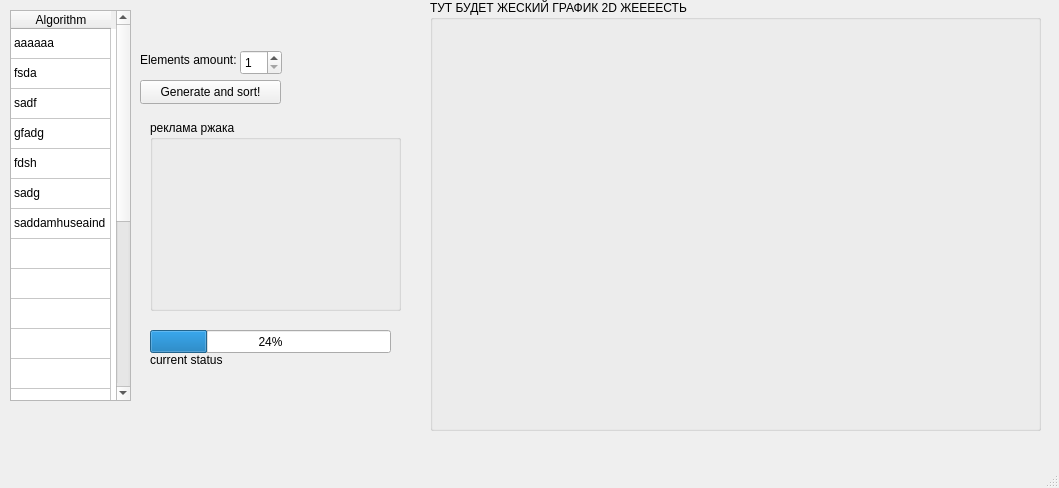
Before: the Qt Designer form mainwindow.ui in MarkusDarkus/Sort_Algo, drawn with Qt 5.
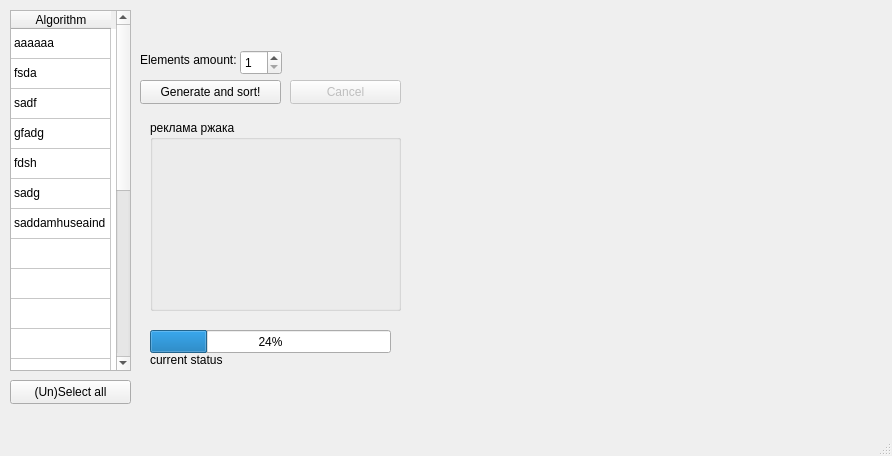
After: the same form once the commit is applied.

Commit message:
GUI work (шифрин ботан шифрин ботан)
шифрин ботан шифрин ботан шифрин ботан шифрин ботан шифрин ботан шифрин
ботан шифрин ботан шифрин ботан шифрин ботан шифрин ботан шифрин ботан
шифрин ботан шифрин ботан шифрин ботан шифрин ботан шифрин ботан шифрин
ботан шифрин ботан шифрин ботан шифрин ботан шифрин ботан шифрин ботан
шифрин ботан шифрин ботан шифрин ботан шифрин ботан шифрин ботан шифрин
ботан шифрин ботан шифрин ботан шифрин ботан шифрин ботан шифрин ботан
шифрин ботан шифрин ботан шифрин ботан шифрин ботан шифрин ботан шифрин
ботан шифрин ботан шифрин ботан шифрин ботан шифрин ботан

Patch:
```diff
--- a/mainwindow.ui
+++ b/mainwindow.ui
@@ -6,8 +6,8 @@
    <rect>
     <x>0</x>
     <y>0</y>
-    <width>1059</width>
-    <height>488</height>
+    <width>892</width>
+    <height>456</height>
    </rect>
   </property>
   <property name="windowTitle">
@@ -20,7 +20,7 @@
       <x>10</x>
       <y>10</y>
       <width>121</width>
-      <height>391</height>
+      <height>361</height>
      </rect>
     </property>
     <property name="editTriggers">
@@ -222,20 +222,7 @@
      <string>Elements amount:</string>
     </property>
    </widget>
-   <widget class="QGroupBox" name="groupBox">
-    <property name="geometry">
-     <rect>
-      <x>430</x>
-      <y>0</y>
-      <width>611</width>
-      <height>431</height>
-     </rect>
-    </property>
-    <property name="title">
-     <string>ТУТ БУДЕТ ЖЕСКИЙ ГРАФИК 2D ЖЕЕЕЕСТЬ</string>
-    </property>
-   </widget>
-   <widget class="QProgressBar" name="progressBar">
+   <widget class="QProgressBar" name="ProgressBar">
     <property name="geometry">
      <rect>
       <x>150</x>
@@ -274,6 +261,49 @@
      <string>реклама ржака</string>
     </property>
    </widget>
+   <widget class="QFrame" name="ChartFrame">
+    <property name="geometry">
+     <rect>
+      <x>420</x>
+      <y>10</y>
+      <width>460</width>
+      <height>380</height>
+     </rect>
+    </property>
+    <layout class="QHBoxLayout" name="horizontalFrame"/>
+   </widget>
+   <widget class="QPushButton" name="CancelBtn">
+    <property name="enabled">
+     <bool>false</bool>
+    </property>
+    <property name="geometry">
+     <rect>
+      <x>290</x>
+      <y>80</y>
+      <width>111</width>
+      <height>24</height>
+     </rect>
+    </property>
+    <property name="text">
+     <string>Cancel</string>
+    </property>
+   </widget>
+   <widget class="QPushButton" name="SelectBtn">
+    <property name="enabled">
+     <bool>true</bool>
+    </property>
+    <property name="geometry">
+     <rect>
+      <x>10</x>
+      <y>380</y>
+      <width>121</width>
+      <height>24</height>
+     </rect>
+    </property>
+    <property name="text">
+     <string>(Un)Select all</string>
+    </property>
+   </widget>
   </widget>
   <widget class="QMenuBar" name="menubar">
    <property name="geometry">
```
Left out of the diff: 15 changed lines with no effect on the pictures. The commit also changes 3 other files.
